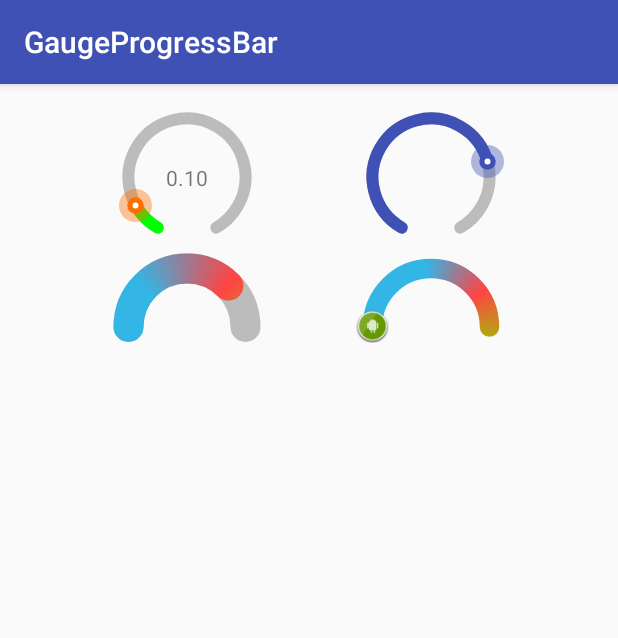
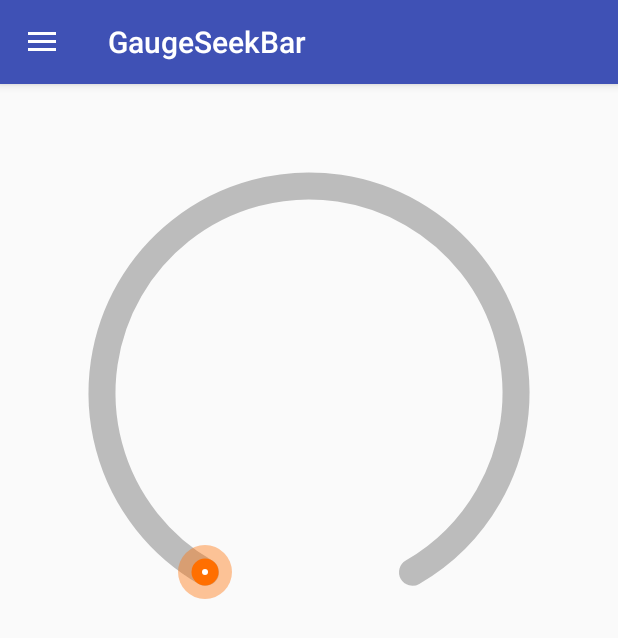
Before and after one commit to 10clouds/GaugeSeekBar, an Android app: the screen it shows after launch (MainActivity), on a phone screen of 412 x 824 dp. Shown: the top 638 px of the screen. Run offline under Robolectric (Android 15) with nearby library versions, the phone set to English and light mode, and no system bars.

Commit message:
Added navigation drawer in sample application and moved view examples to separate fragments.

```diff
--- a/gaugeseekbar/build.gradle
+++ b/gaugeseekbar/build.gradle
@@ -29,7 +29,10 @@ android {
 
 dependencies {
     implementation fileTree(include: ['*.jar'], dir: 'libs')
+
     implementation 'com.android.support:appcompat-v7:27.0.2'
+    implementation 'com.android.support:design:27.0.2'
+
     testImplementation 'junit:junit:4.12'
     androidTestImplementation 'com.android.support.test:runner:1.0.1'
     androidTestImplementation 'com.android.support.test.espresso:espresso-core:3.0.1'
--- /dev/null
+++ b/sampleapp/src/main/java/com/tenclouds/gaugeprogressbar/FragmentUnstyledSeekbar.kt
@@ -0,0 +1,13 @@
+package com.tenclouds.gaugeprogressbar
+
+import android.os.Bundle
+import android.support.v4.app.Fragment
+import android.view.LayoutInflater
+import android.view.View
+import android.view.ViewGroup
+
+class FragmentUnstyledSeekbar : Fragment() {
+    override fun onCreateView(inflater: LayoutInflater, container: ViewGroup?, savedInstanceState: Bundle?): View? {
+        return inflater.inflate(R.layout.fragment_unstyled_seekbar, container, false)
+    }
+}
--- a/sampleapp/src/main/java/com/tenclouds/gaugeprogressbar/MainActivity.kt
+++ b/sampleapp/src/main/java/com/tenclouds/gaugeprogressbar/MainActivity.kt
@@ -1,25 +1,76 @@
 package com.tenclouds.gaugeprogressbar
 
+import android.content.res.Configuration
+import android.os.Bundle
+import android.support.v7.app.ActionBarDrawerToggle
 import android.support.v7.app.AppCompatActivity
-import android.os.Bundle
+import android.view.MenuItem
+import android.view.View
+import android.widget.AdapterView
+import android.widget.ArrayAdapter
 import kotlinx.android.synthetic.main.activity_main.*
 
 class MainActivity : AppCompatActivity() {
+    private lateinit var navigationAdapter: ArrayAdapter<String>
+    private lateinit var drawerToggle: ActionBarDrawerToggle
 
     override fun onCreate(savedInstanceState: Bundle?) {
         super.onCreate(savedInstanceState)
         setContentView(R.layout.activity_main)
 
-        initProgress1View()
+        drawerToggle = object : ActionBarDrawerToggle(this, drawerLayout, R.string.drawer_open, R.string.drawer_close) {
+            override fun onDrawerOpened(drawerView: View) {
+                super.onDrawerOpened(drawerView)
+                invalidateOptionsMenu()
+            }
+
+            override fun onDrawerClosed(drawerView: View) {
+                super.onDrawerClosed(drawerView)
+                invalidateOptionsMenu()
+            }
+        }
+
+        drawerToggle.isDrawerIndicatorEnabled = true
+        drawerLayout.addDrawerListener(drawerToggle)
+
+        supportActionBar?.apply {
+            setDisplayHomeAsUpEnabled(true)
+            setHomeButtonEnabled(true)
+        }
+
+        supportFragmentManager.beginTransaction().replace(R.id.content_frame, FragmentUnstyledSeekbar()).commit()
+
+        navigationAdapter = ArrayAdapter(this, android.R.layout.simple_list_item_1)
+        navigationAdapter.addAll(getString(R.string.unstyled_seekbar), getString(R.string.animated_progress), getString(R.string.custom_thumb))
+
+        navigationDrawer.apply {
+            adapter = navigationAdapter
+            onItemClickListener = AdapterView.OnItemClickListener { _: AdapterView<*>, _: View, position: Int, _: Long ->
+                when (position) {
+                    0 -> supportFragmentManager.beginTransaction().replace(R.id.content_frame, FragmentUnstyledSeekbar()).commit()
+                    1 -> supportFragmentManager.beginTransaction().replace(R.id.content_frame, FragmentAnimatedProgress()).commit()
+                    2 -> supportFragmentManager.beginTransaction().replace(R.id.content_frame, FragmentCustomThumb()).commit()
+                }
+                drawerLayout.closeDrawers()
+            }
+        }
     }
 
-    private fun initProgress1View() {
-        val initialProgress = 0.1f
-        progressText.text = String.format("%.2f", initialProgress)
-        progress1.setProgress(initialProgress)
+    override fun onPostCreate(savedInstanceState: Bundle?) {
+        super.onPostCreate(savedInstanceState)
+        drawerToggle.syncState()
+    }
 
-        progress1.progressChangedCallback = {
-            progressText.text = String.format("%.2f", it)
+    override fun onConfigurationChanged(newConfig: Configuration) {
+        super.onConfigurationChanged(newConfig)
+        drawerToggle.onConfigurationChanged(newConfig)
+    }
+
+    override fun onOptionsItemSelected(item: MenuItem?): Boolean {
+        if (drawerToggle.onOptionsItemSelected(item)) {
+            return true
         }
+
+        return super.onOptionsItemSelected(item)
     }
 }
--- a/sampleapp/src/main/res/layout/activity_main.xml
+++ b/sampleapp/src/main/res/layout/activity_main.xml
@@ -1,70 +1,20 @@
-<?xml version="1.0" encoding="utf-8"?>
-<android.support.constraint.ConstraintLayout xmlns:android="http://schemas.android.com/apk/res/android"
-    xmlns:app="http://schemas.android.com/apk/res-auto"
-    xmlns:tools="http://schemas.android.com/tools"
+<android.support.v4.widget.DrawerLayout
+    xmlns:android="http://schemas.android.com/apk/res/android"
+    android:id="@+id/drawerLayout"
     android:layout_width="match_parent"
-    android:layout_height="match_parent"
-    android:padding="12dp"
-    tools:context="com.tenclouds.gaugeprogressbar.MainActivity">
+    android:layout_height="match_parent">
 
-    <com.tenclouds.gaugeseekbar.GaugeSeekBar
-        android:id="@+id/progress1"
-        android:layout_width="100dp"
-        android:layout_height="100dp"
-        app:layout_constraintEnd_toStartOf="@+id/progress2"
-        app:layout_constraintStart_toStartOf="parent"
-        app:layout_constraintTop_toTopOf="parent" />
+    <!-- The main content view -->
+    <FrameLayout
+        android:id="@+id/content_frame"
+        android:layout_width="match_parent"
+        android:layout_height="match_parent" />
 
-    <TextView
-        android:id="@+id/progressText"
-        android:layout_width="wrap_content"
-        android:layout_height="wrap_content"
-        app:layout_constraintBottom_toBottomOf="@id/progress1"
-        app:layout_constraintLeft_toLeftOf="@id/progress1"
-        app:layout_constraintRight_toRightOf="@id/progress1"
-        app:layout_constraintTop_toTopOf="@id/progress1"
-        tools:text="0.1" />
-
-    <com.tenclouds.gaugeseekbar.GaugeSeekBar
-        android:id="@+id/progress2"
-        android:layout_width="100dp"
-        android:layout_height="100dp"
-        app:interactive="false"
-        app:layout_constraintEnd_toEndOf="parent"
-        app:layout_constraintStart_toEndOf="@+id/progress1"
-        app:layout_constraintTop_toTopOf="parent"
-        app:progress="0.75"
-        app:progressGradient="@array/progressColor"
-        app:thumbColor="@color/colorPrimary" />
-
-    <com.tenclouds.gaugeseekbar.GaugeSeekBar
-        android:id="@+id/progress3"
-        android:layout_width="100dp"
-        android:layout_height="100dp"
-        app:interactive="true"
-        app:layout_constraintEnd_toStartOf="@+id/progress4"
-        app:layout_constraintStart_toStartOf="parent"
-        app:layout_constraintTop_toBottomOf="@+id/progress1"
-        app:progress="0.75"
-        app:progressGradient="@array/progressRainbow"
-        app:showThumb="false"
-        app:startAngleDegrees="90"
-        app:thumbColor="@color/colorPrimary"
-        app:trackWidth="20dp" />
-
-    <com.tenclouds.gaugeseekbar.GaugeSeekBar
-        android:id="@+id/progress4"
-        android:layout_width="100dp"
-        android:layout_height="100dp"
-        app:interactive="true"
-        app:layout_constraintEnd_toEndOf="parent"
-        app:layout_constraintStart_toEndOf="@id/progress3"
-        app:layout_constraintTop_toBottomOf="@+id/progress1"
-        app:showProgress="false"
-        app:startAngleDegrees="90"
-        app:thumbColor="@color/colorPrimary"
-        app:thumbDrawable="@drawable/custom_thumb"
-        app:trackGradient="@array/progressRainbow"
-        app:trackWidth="13dp" />
-
-</android.support.constraint.ConstraintLayout>
+    <!-- The navigation drawer -->
+    <ListView
+        android:id="@+id/navigationDrawer"
+        android:layout_width="200dp"
+        android:layout_height="match_parent"
+        android:layout_gravity="start"
+        android:background="#ffeeeeee"/>
+</android.support.v4.widget.DrawerLayout>
--- /dev/null
+++ b/sampleapp/src/main/res/layout/fragment_unstyled_seekbar.xml
@@ -0,0 +1,31 @@
+<?xml version="1.0" encoding="utf-8"?>
+<android.support.constraint.ConstraintLayout xmlns:android="http://schemas.android.com/apk/res/android"
+    xmlns:app="http://schemas.android.com/apk/res-auto"
+    xmlns:tools="http://schemas.android.com/tools"
+    android:layout_width="match_parent"
+    android:layout_height="match_parent"
+    android:padding="50dp">
+
+    <com.tenclouds.gaugeseekbar.GaugeSeekBar
+        android:id="@+id/progress"
+        android:layout_width="0dp"
+        android:layout_height="0dp"
+        app:layout_constraintDimensionRatio="1"
+        app:layout_constraintEnd_toEndOf="parent"
+        app:layout_constraintStart_toStartOf="parent"
+        app:layout_constraintTop_toTopOf="parent"
+        app:thumbRadius="18dp"
+        app:trackWidth="18dp" />
+
+    <TextView
+        android:id="@+id/progressText"
+        android:layout_width="wrap_content"
+        android:layout_height="wrap_content"
+        android:textSize="50sp"
+        app:layout_constraintBottom_toBottomOf="@id/progress"
+        app:layout_constraintLeft_toLeftOf="@id/progress"
+        app:layout_constraintRight_toRightOf="@id/progress"
+        app:layout_constraintTop_toTopOf="@id/progress"
+        tools:text="0.1" />
+
+</android.support.constraint.ConstraintLayout>
--- a/sampleapp/src/main/res/values/strings.xml
+++ b/sampleapp/src/main/res/values/strings.xml
@@ -1,3 +1,9 @@
 <resources>
-    <string name="app_name">GaugeProgressBar</string>
+    <string name="app_name">GaugeSeekBar</string>
+    <string name="drawer_open">Open navigation drawer</string>
+    <string name="drawer_close">Close navigation drawer</string>
+    <string name="update_gauge_seekbar">Update gauge seekbar</string>
+    <string name="unstyled_seekbar">Unstyled seekbar</string>
+    <string name="animated_progress">Animated progress</string>
+    <string name="custom_thumb">Custom Thumb</string>
 </resources>
```
Also changed, not shown: sampleapp/src/main/java/com/tenclouds/gaugeprogressbar/FragmentAnimatedProgress.kt (added, +27 -0 lines), sampleapp/src/main/java/com/tenclouds/gaugeprogressbar/FragmentCustomThumb.kt (added, +13 -0 lines), sampleapp/src/main/res/layout/fragment_animated_progress.xml (added, +51 -0 lines), sampleapp/src/main/res/layout/fragment_custom_thumb.xml (added, +36 -0 lines).
